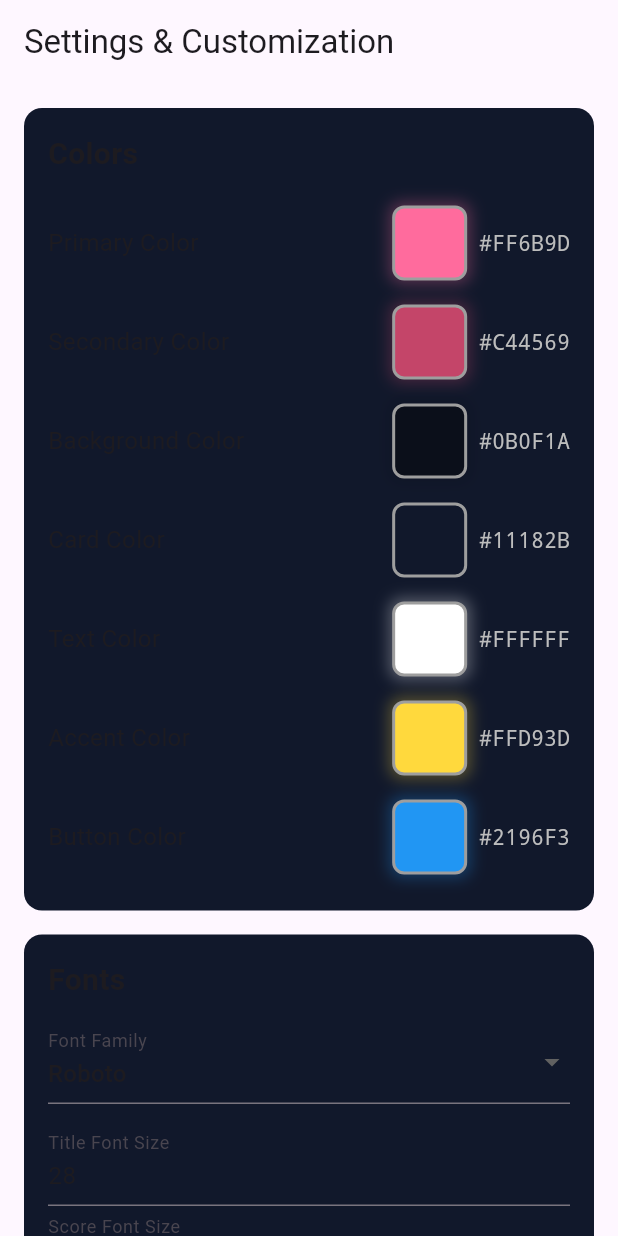
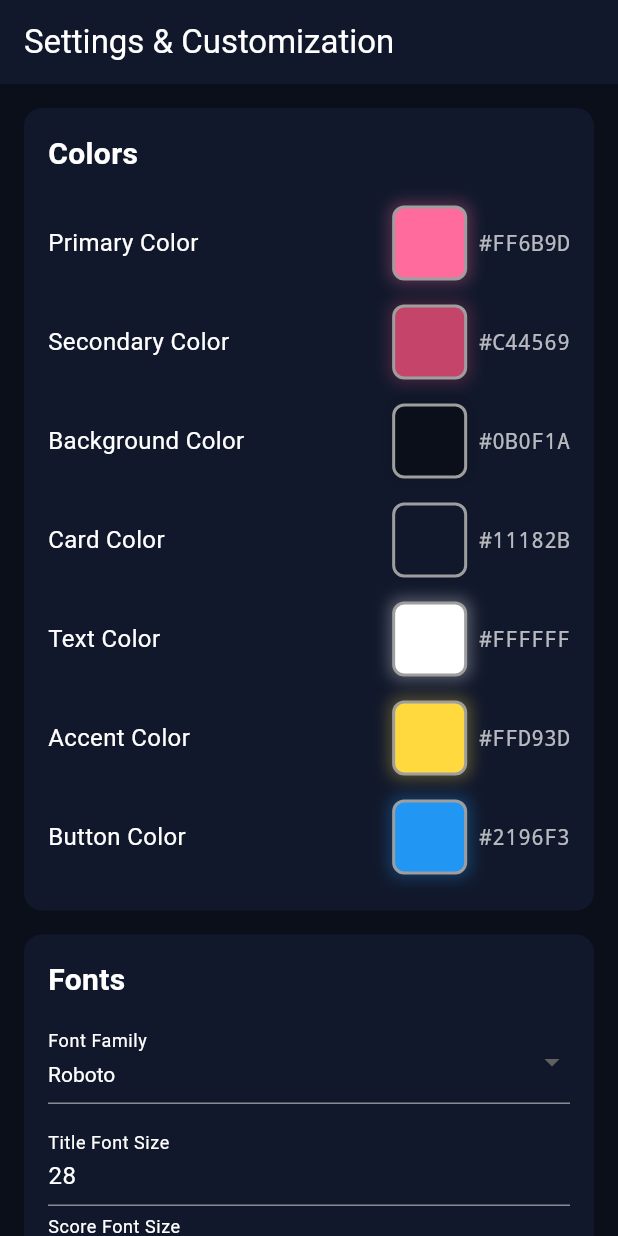
Before and after one commit to B14ckAc321/Karaoke, a Flutter app: the SettingsPage screen opened by its route, on a phone screen of 412 x 824 dp. Run offline on Flutter 3.47's test engine with Material 3 defaults, Android fonts, the phone set to English and light mode, and no system bars; our stand-ins replace file_picker, flutter_bloc, flutter_colorpicker, go_router, socket_io_client; missing offline and left inert: dart:html; network calls fail; project files that could hold a hidden picture were left out.

Commit message:
[fix] High contrast on the settings page

```diff
--- a/karaoke/lib/src/ui/pages/settings/settings_view.dart
+++ b/karaoke/lib/src/ui/pages/settings/settings_view.dart
@@ -54,6 +54,17 @@ class _SettingsPageState extends State<SettingsPage> {
     _titleSizeCtrl.text = themeService.titleFontSize.toInt().toString();
     _scoreSizeCtrl.text = themeService.scoreFontSize.toInt().toString();
     _timerSizeCtrl.text = themeService.timerFontSize.toInt().toString();
+  }
+
+  // Calculate if a color is dark (returns true) or light (returns false)
+  bool _isDarkColor(Color color) {
+    final luminance = color.computeLuminance();
+    return luminance < 0.5;
+  }
+
+  // Get appropriate text color for a background color
+  Color _getTextColorForBackground(Color backgroundColor) {
+    return _isDarkColor(backgroundColor) ? Colors.white : Colors.black;
   }
 
   Future<void> _uploadImage(String key) async {
@@ -140,8 +151,19 @@ class _SettingsPageState extends State<SettingsPage> {
 
   @override
   Widget build(BuildContext context) {
+    final bgColor = _backgroundColor;
+    final textColor = _getTextColorForBackground(bgColor);
+    final cardColor = _cardColor;
+    final cardTextColor = _getTextColorForBackground(cardColor);
+    final buttonColor = _buttonColor;
+    final buttonTextColor = _getTextColorForBackground(buttonColor);
+
     return Scaffold(
-      appBar: AppBar(title: const Text('Settings & Customization')),
+      backgroundColor: bgColor,
+      appBar: AppBar(
+        title: Text('Settings & Customization', style: TextStyle(color: textColor)),
+        backgroundColor: cardColor,
+      ),
       body: ListView(
         padding: const EdgeInsets.all(16),
         children: [
@@ -158,28 +180,82 @@ class _SettingsPageState extends State<SettingsPage> {
           _section('Fonts', [
             _fontPickerField(),
             const SizedBox(height: 12),
-            TextField(controller: _titleSizeCtrl, decoration: const InputDecoration(labelText: 'Title Font Size'), keyboardType: TextInputType.number),
-            TextField(controller: _scoreSizeCtrl, decoration: const InputDecoration(labelText: 'Score Font Size'), keyboardType: TextInputType.number),
-            TextField(controller: _timerSizeCtrl, decoration: const InputDecoration(labelText: 'Timer Font Size'), keyboardType: TextInputType.number),
+            TextField(
+              controller: _titleSizeCtrl,
+              decoration: InputDecoration(
+                labelText: 'Title Font Size',
+                labelStyle: TextStyle(color: cardTextColor),
+                enabledBorder: UnderlineInputBorder(borderSide: BorderSide(color: cardTextColor.withValues(alpha: 0.5))),
+                focusedBorder: UnderlineInputBorder(borderSide: BorderSide(color: buttonColor)),
+              ),
+              style: TextStyle(color: cardTextColor),
+              keyboardType: TextInputType.number,
+            ),
+            TextField(
+              controller: _scoreSizeCtrl,
+              decoration: InputDecoration(
+                labelText: 'Score Font Size',
+                labelStyle: TextStyle(color: cardTextColor),
+                enabledBorder: UnderlineInputBorder(borderSide: BorderSide(color: cardTextColor.withValues(alpha: 0.5))),
+                focusedBorder: UnderlineInputBorder(borderSide: BorderSide(color: buttonColor)),
+              ),
+              style: TextStyle(color: cardTextColor),
+              keyboardType: TextInputType.number,
+            ),
+            TextField(
+              controller: _timerSizeCtrl,
+              decoration: InputDecoration(
+                labelText: 'Timer Font Size',
+                labelStyle: TextStyle(color: cardTextColor),
+                enabledBorder: UnderlineInputBorder(borderSide: BorderSide(color: cardTextColor.withValues(alpha: 0.5))),
+                focusedBorder: UnderlineInputBorder(borderSide: BorderSide(color: buttonColor)),
+              ),
+              style: TextStyle(color: cardTextColor),
+              keyboardType: TextInputType.number,
+            ),
           ]),
           const SizedBox(height: 16),
           _section('Images', [
-            ElevatedButton(onPressed: () => _uploadImage('backgroundImageUrl'), child: const Text('Upload Background Image')),
-            ElevatedButton(onPressed: () => _uploadImage('logoImageUrl'), child: const Text('Upload Logo Image')),
+            ElevatedButton(
+              onPressed: () => _uploadImage('backgroundImageUrl'),
+              style: ElevatedButton.styleFrom(
+                backgroundColor: buttonColor,
+                foregroundColor: buttonTextColor,
+              ),
+              child: const Text('Upload Background Image'),
+            ),
+            const SizedBox(height: 8),
+            ElevatedButton(
+              onPressed: () => _uploadImage('logoImageUrl'),
+              style: ElevatedButton.styleFrom(
+                backgroundColor: buttonColor,
+                foregroundColor: buttonTextColor,
+              ),
+              child: const Text('Upload Logo Image'),
+            ),
           ]),
           const SizedBox(height: 24),
-          ElevatedButton(onPressed: _saveSettings, child: const Text('Save All Settings')),
+          ElevatedButton(
+            onPressed: _saveSettings,
+            style: ElevatedButton.styleFrom(
+              backgroundColor: buttonColor,
+              foregroundColor: buttonTextColor,
+            ),
+            child: const Text('Save All Settings'),
+          ),
         ],
       ),
     );
   }
 
   Widget _section(String title, List<Widget> children) {
+    final cardColor = _cardColor;
+    final cardTextColor = _getTextColorForBackground(cardColor);
     return Container(
       padding: const EdgeInsets.all(16),
-      decoration: BoxDecoration(color: const Color(0xFF11182b), borderRadius: BorderRadius.circular(12)),
+      decoration: BoxDecoration(color: cardColor, borderRadius: BorderRadius.circular(12)),
       child: Column(crossAxisAlignment: CrossAxisAlignment.start, children: [
-        Text(title, style: const TextStyle(fontSize: 20, fontWeight: FontWeight.bold)),
+        Text(title, style: TextStyle(fontSize: 20, fontWeight: FontWeight.bold, color: cardTextColor)),
         const SizedBox(height: 12),
         ...children,
       ]),
@@ -187,13 +263,15 @@ class _SettingsPageState extends State<SettingsPage> {
   }
 
   Widget _colorPickerField(String label, Color color, void Function(Color) onColorChanged) {
+    final cardColor = _cardColor;
+    final cardTextColor = _getTextColorForBackground(cardColor);
     return InkWell(
       onTap: () => _showColorPicker(label, color, onColorChanged),
       child: Padding(
         padding: const EdgeInsets.symmetric(vertical: 8),
         child: Row(children: [
           Expanded(
-            child: Text(label, style: const TextStyle(fontSize: 16)),
+            child: Text(label, style: TextStyle(fontSize: 16, color: cardTextColor)),
           ),
           const SizedBox(width: 12),
           Container(
@@ -211,7 +289,7 @@ class _SettingsPageState extends State<SettingsPage> {
           const SizedBox(width: 8),
           Text(
             _colorToHex(color),
-            style: TextStyle(fontSize: 14, color: Colors.grey[400], fontFamily: 'monospace'),
+            style: TextStyle(fontSize: 14, color: cardTextColor.withValues(alpha: 0.7), fontFamily: 'monospace'),
           ),
         ]),
       ),
@@ -233,10 +311,23 @@ class _SettingsPageState extends State<SettingsPage> {
       'Trebuchet MS',
       'Lucida Console',
     ];
+    final cardColor = _cardColor;
+    final cardTextColor = _getTextColorForBackground(cardColor);
+    final buttonColor = _buttonColor;
     return DropdownButtonFormField<String>(
       value: _selectedFont,
-      decoration: const InputDecoration(labelText: 'Font Family'),
-      items: fonts.map((font) => DropdownMenuItem(value: font, child: Text(font))).toList(),
+      decoration: InputDecoration(
+        labelText: 'Font Family',
+        labelStyle: TextStyle(color: cardTextColor),
+        enabledBorder: UnderlineInputBorder(borderSide: BorderSide(color: cardTextColor.withValues(alpha: 0.5))),
+        focusedBorder: UnderlineInputBorder(borderSide: BorderSide(color: buttonColor)),
+      ),
+      dropdownColor: cardColor,
+      style: TextStyle(color: cardTextColor),
+      items: fonts.map((font) => DropdownMenuItem(
+        value: font,
+        child: Text(font, style: TextStyle(color: cardTextColor)),
+      )).toList(),
       onChanged: (value) {
         if (value != null) setState(() => _selectedFont = value);
       },
```
